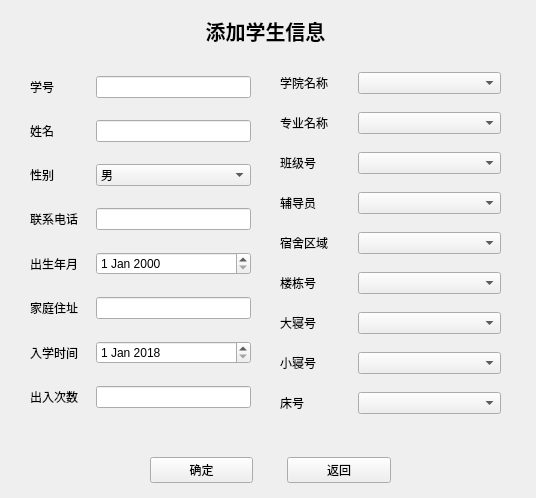
The window that admin/admin_addarchive.ui (wo16pao/MS) describes before a commit, drawn with Qt 5.
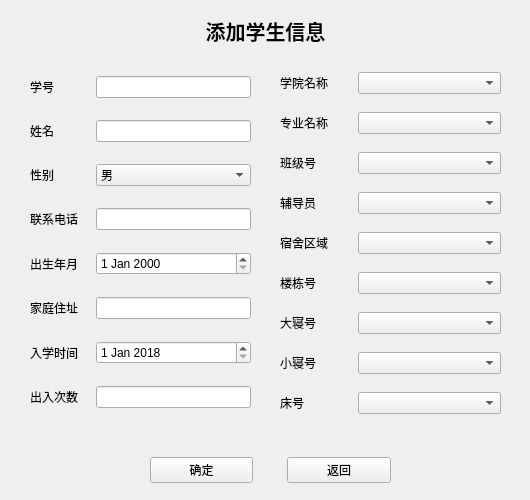
The same window after the commit.

Patch:
```diff
--- a/admin/admin_addarchive.ui
+++ b/admin/admin_addarchive.ui
@@ -6,8 +6,8 @@
    <rect>
     <x>0</x>
     <y>0</y>
-    <width>536</width>
-    <height>498</height>
+    <width>530</width>
+    <height>500</height>
    </rect>
   </property>
   <property name="windowTitle">
```
